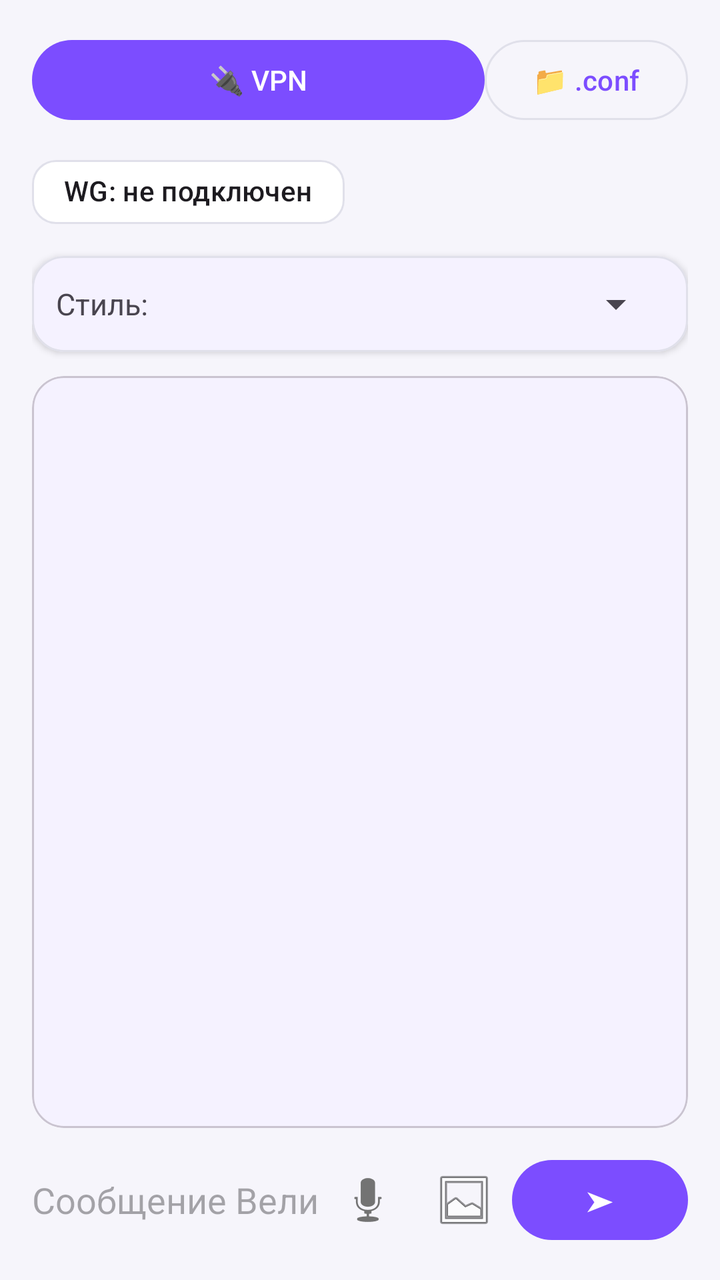
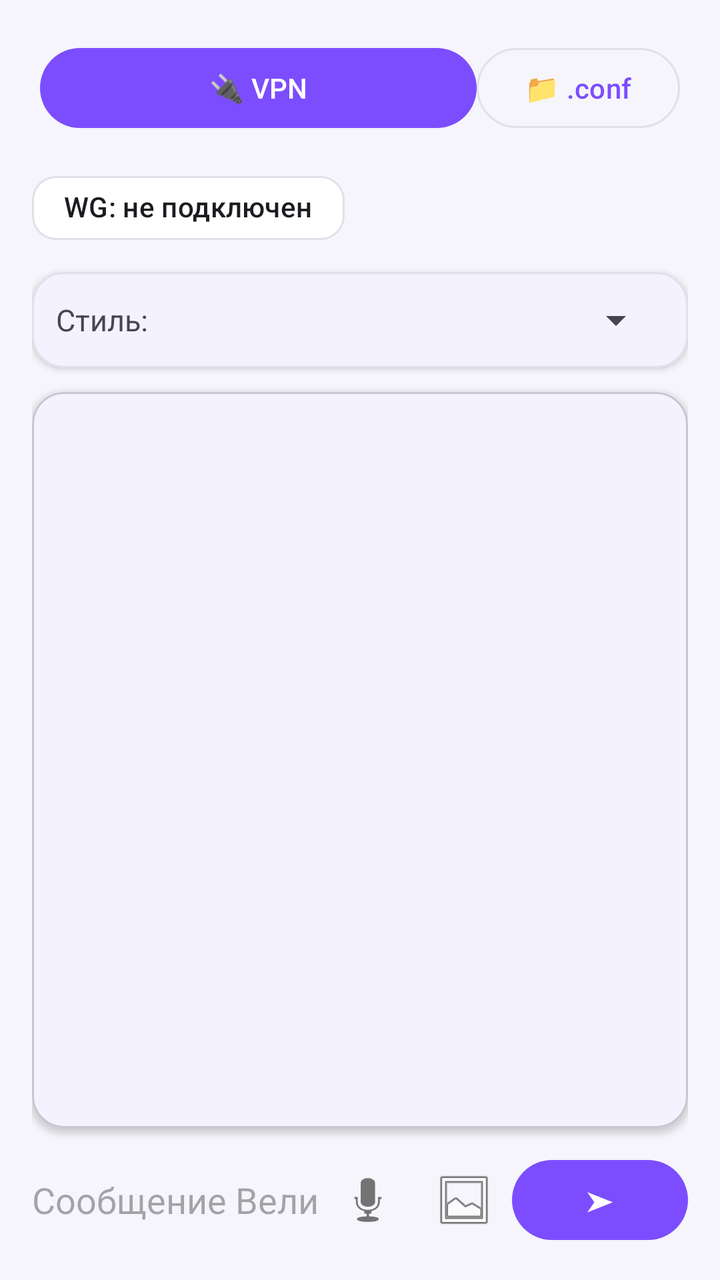

An Android layout rendered at two revisions. The XML below is the earlier revision; the diff shows what the commit changed to produce the second picture.
<!-- AndroidManifest.xml: activity theme Theme.Velimudr -->
<!-- res/layout/activity_main.xml -->
<?xml version="1.0" encoding="utf-8"?>
<LinearLayout xmlns:android="http://schemas.android.com/apk/res/android"
    xmlns:app="http://schemas.android.com/apk/res-auto"
    android:layout_width="match_parent"
    android:layout_height="match_parent"
    android:orientation="vertical"
    android:padding="16dp"
    android:background="?android:colorBackground">

    
    <LinearLayout
        android:layout_width="match_parent"
        android:layout_height="wrap_content"
        android:orientation="horizontal"
        android:gap="12dp">
        <com.google.android.material.button.MaterialButton
            android:id="@+id/btnConnect"
            android:layout_width="0dp"
            android:layout_height="wrap_content"
            android:layout_weight="1"
            android:text="🔌 VPN"
            style="@style/Widget.Material3.Button" />
        <com.google.android.material.button.MaterialButton
            android:id="@+id/btnLoadConf"
            android:layout_width="wrap_content"
            android:layout_height="wrap_content"
            android:text="📁 .conf"
            style="@style/Widget.Material3.Button.OutlinedButton" />
    </LinearLayout>

    
    <com.google.android.material.chip.Chip
        android:id="@+id/tvStatus"
        android:layout_width="wrap_content"
        android:layout_height="wrap_content"
        android:layout_marginTop="8dp"
        android:text="WG: не подключен"
        app:chipCornerRadius="12dp"
        app:chipBackgroundColor="@color/brand_surface" />

    
    <com.google.android.material.card.MaterialCardView
        android:layout_width="match_parent"
        android:layout_height="wrap_content"
        android:layout_marginTop="8dp"
        app:cardCornerRadius="16dp"
        app:cardElevation="2dp"
        app:strokeColor="@color/brand_outline"
        app:strokeWidth="1dp">
        <LinearLayout
            android:layout_width="match_parent"
            android:layout_height="wrap_content"
            android:orientation="horizontal"
            android:gravity="center_vertical"
            android:padding="12dp">
            <TextView
                android:layout_width="wrap_content"
                android:layout_height="wrap_content"
                android:text="Стиль:"
                android:textSize="15sp" />
            <Spinner
                android:id="@+id/spinnerStyle"
                android:layout_width="0dp"
                android:layout_height="wrap_content"
                android:layout_weight="1"
                android:layout_marginStart="8dp" />
        </LinearLayout>
    </com.google.android.material.card.MaterialCardView>

    
    <com.google.android.material.card.MaterialCardView
        android:layout_width="match_parent"
        android:layout_height="0dp"
        android:layout_weight="1"
        android:layout_marginTop="12dp"
        app:cardCornerRadius="16dp"
        app:cardElevation="2dp">
        <ScrollView
            android:layout_width="match_parent"
            android:layout_height="match_parent">
            <TextView
                android:id="@+id/tvChat"
                android:layout_width="match_parent"
                android:layout_height="wrap_content"
                android:padding="12dp"
                android:textSize="14sp"
                android:textIsSelectable="true" />
        </ScrollView>
    </com.google.android.material.card.MaterialCardView>

    
    <LinearLayout
        android:layout_width="match_parent"
        android:layout_height="wrap_content"
        android:orientation="horizontal"
        android:layout_marginTop="12dp"
        android:gravity="center_vertical">
        <EditText
            android:id="@+id/etMessage"
            android:layout_width="0dp"
            android:layout_height="wrap_content"
            android:layout_weight="1"
            android:hint="Сообщение Велимудру..."
            android:inputType="text"
            android:background="@null" />
        <ImageButton
            android:id="@+id/btnMic"
            android:layout_width="48dp"
            android:layout_height="48dp"
            android:src="@android:drawable/ic_btn_speak_now"
            android:background="?attr/selectableItemBackgroundBorderless"
            android:contentDescription="Голос" />
        <ImageButton
            android:id="@+id/btnPhoto"
            android:layout_width="48dp"
            android:layout_height="48dp"
            android:src="@android:drawable/ic_menu_gallery"
            android:background="?attr/selectableItemBackgroundBorderless"
            android:contentDescription="Фото" />
        <com.google.android.material.button.MaterialButton
            android:id="@+id/btnSend"
            android:layout_width="wrap_content"
            android:layout_height="wrap_content"
            android:text="➤"
            style="@style/Widget.Material3.Button" />
    </LinearLayout>
</LinearLayout>
<!-- resources referenced by this layout -->
<resources>
  <color name="brand_outline">#E0E0EA</color>
  <color name="brand_surface">#FFFFFF</color>
  <style name="Theme.Velimudr" parent="Theme.Material3.DayNight.NoActionBar">
          <item name="colorPrimary">@color/brand_purple</item>
          <item name="colorOnPrimary">@color/white</item>
          <item name="colorPrimaryContainer">@color/brand_purple_light</item>
          <item name="colorOnPrimaryContainer">@color/brand_purple_dark</item>
          <item name="colorSecondary">@color/brand_purple_light</item>
          <item name="android:colorBackground">@color/brand_bg</item>
          <item name="colorSurface">@color/white</item>
          <item name="colorSurfaceVariant">@color/brand_surface</item>
          <item name="colorOutline">@color/brand_outline</item>
      </style>
  <color name="brand_purple">#7C4DFF</color>
  <color name="white">#FFFFFFFF</color>
  <color name="brand_purple_light">#B39DFF</color>
  <color name="brand_purple_dark">#4A23C9</color>
  <color name="brand_bg">#F6F5FB</color>
</resources>

<!-- the commit's change to res/layout/activity_main.xml (unified diff, before → after) -->
@@ -12,7 +12,7 @@
         android:layout_width="match_parent"
         android:layout_height="wrap_content"
         android:orientation="horizontal"
-        android:gap="12dp">
+        android:padding="4dp">
         <com.google.android.material.button.MaterialButton
             android:id="@+id/btnConnect"
             android:layout_width="0dp"
